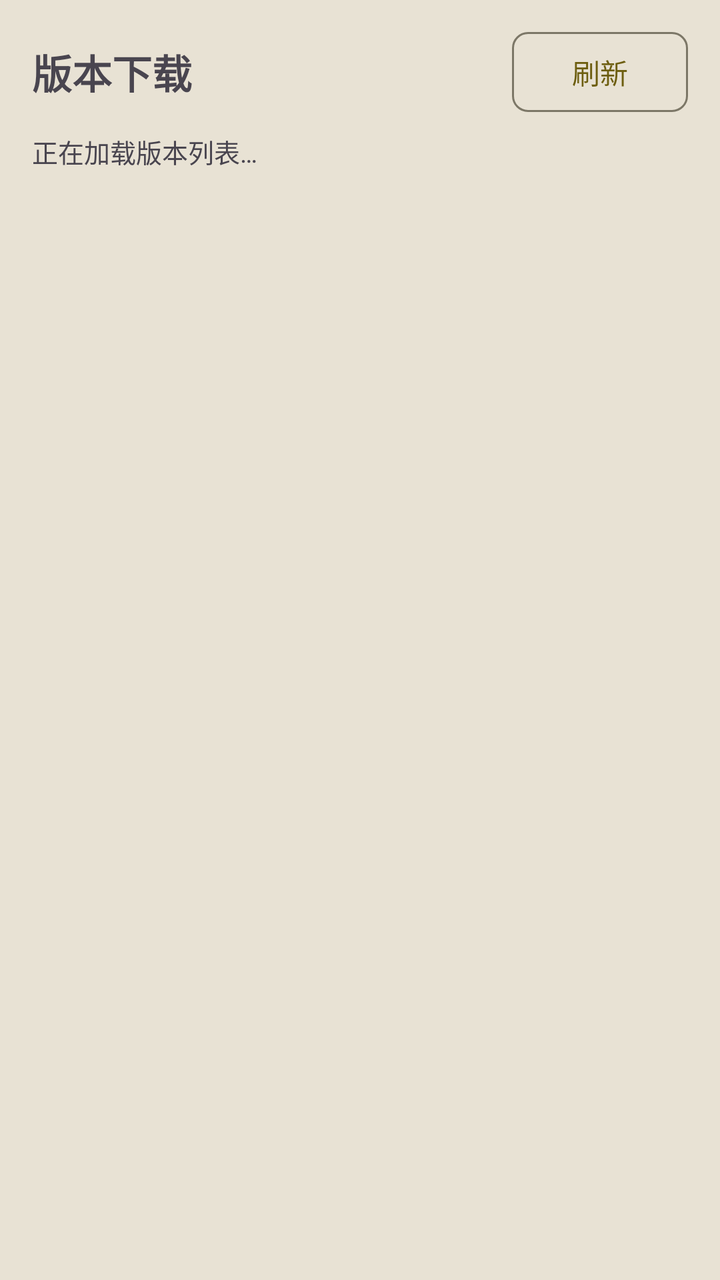
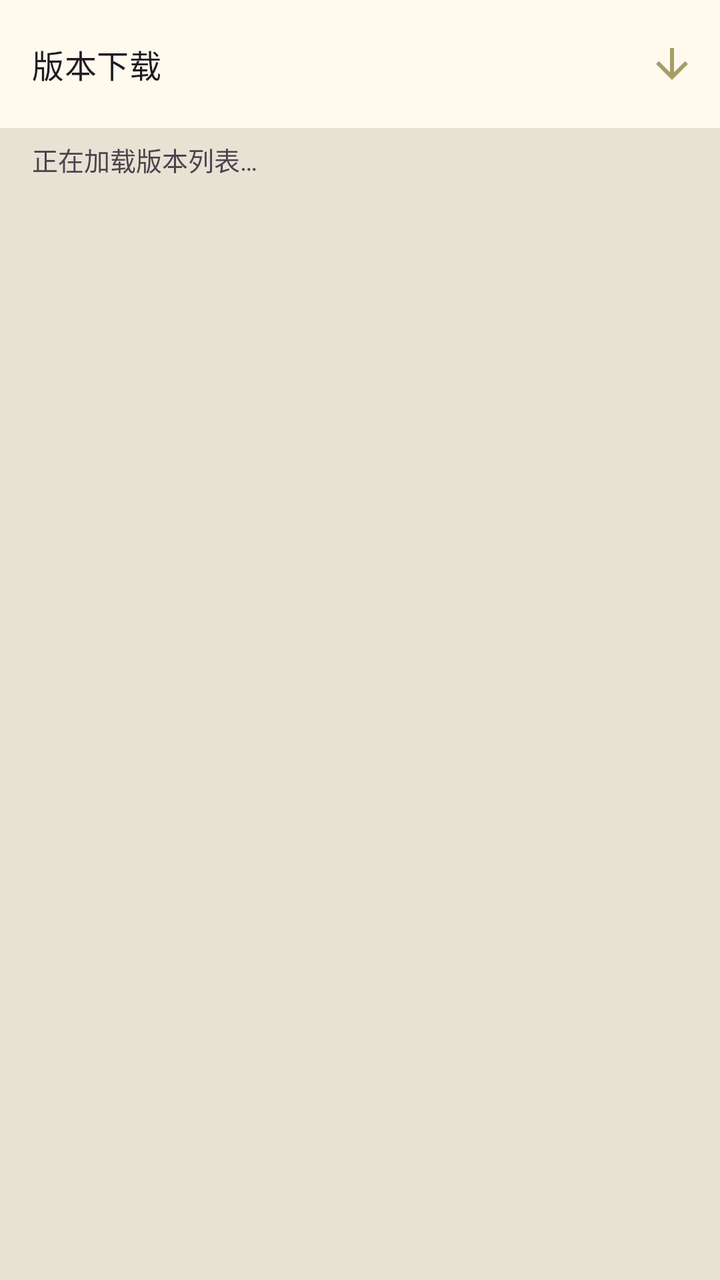

Screens rendered from an Android XML layout before and after an edit, with the pre-edit source and the edit as a unified diff.
<!-- AndroidManifest.xml: application theme AppTheme -->
<!-- res/layout/fragment_download.xml -->
<?xml version="1.0" encoding="utf-8"?>
<LinearLayout xmlns:android="http://schemas.android.com/apk/res/android"
    xmlns:app="http://schemas.android.com/apk/res-auto"
    android:layout_width="match_parent"
    android:layout_height="match_parent"
    android:background="@color/md_theme_surfaceContainerHighest"
    android:orientation="vertical"
    android:paddingStart="16dp"
    android:paddingTop="12dp"
    android:paddingEnd="16dp"
    android:paddingBottom="12dp">

    <LinearLayout
        android:layout_width="match_parent"
        android:layout_height="wrap_content"
        android:gravity="center_vertical"
        android:orientation="horizontal">

        <TextView
            android:layout_width="0dp"
            android:layout_height="wrap_content"
            android:layout_weight="1"
            android:text="@string/download_title"
            android:textSize="20sp"
            android:textStyle="bold" />

        <com.google.android.material.button.MaterialButton
            android:id="@+id/refresh"
            style="?attr/materialButtonOutlinedStyle"
            android:layout_width="wrap_content"
            android:layout_height="wrap_content"
            android:text="@string/download_refresh"
            app:cornerRadius="8dp" />
    </LinearLayout>

    <TextView
        android:id="@+id/status"
        android:layout_width="match_parent"
        android:layout_height="wrap_content"
        android:layout_marginTop="6dp"
        android:layout_marginBottom="6dp"
        android:text="@string/download_loading_versions"
        android:textColor="?android:attr/textColorSecondary"
        android:textSize="13sp" />

    <ListView
        android:id="@+id/version_list"
        android:layout_width="match_parent"
        android:layout_height="0dp"
        android:layout_weight="1"
        android:divider="@null"
        android:dividerHeight="0dp"
        android:scrollbars="vertical" />
</LinearLayout>
<!-- resources referenced by this layout -->
<resources>
  <color name="md_theme_surfaceContainerHighest">#E8E2D4</color>
  <string name="download_loading_versions">正在加载版本列表…</string>
  <string name="download_refresh">刷新</string>
  <string name="download_title">版本下载</string>
  <color name="md_theme_primary">#6D5E0F</color>
  <color name="md_theme_onPrimary">#FFFFFF</color>
  <color name="md_theme_primaryContainer">#F8E287</color>
  <color name="md_theme_onPrimaryContainer">#534600</color>
  <color name="md_theme_secondary">#665E40</color>
  <color name="md_theme_onSecondary">#FFFFFF</color>
  <color name="md_theme_secondaryContainer">#EEE2BC</color>
  <color name="md_theme_onSecondaryContainer">#4E472A</color>
  <color name="md_theme_tertiary">#43664E</color>
  <color name="md_theme_onTertiary">#FFFFFF</color>
  <color name="md_theme_tertiaryContainer">#C5ECCE</color>
  <color name="md_theme_onTertiaryContainer">#2C4E38</color>
  <color name="md_theme_error">#BA1A1A</color>
  <color name="md_theme_onError">#FFFFFF</color>
  <color name="md_theme_errorContainer">#FFDAD6</color>
  <color name="md_theme_onErrorContainer">#93000A</color>
  <color name="md_theme_background">#FFF9EE</color>
  <color name="md_theme_onBackground">#1E1B13</color>
  <color name="md_theme_surface">#FFF9EE</color>
  <color name="md_theme_onSurface">#1E1B13</color>
  <color name="md_theme_surfaceVariant">#EAE2D0</color>
  <color name="md_theme_onSurfaceVariant">#4B4739</color>
  <color name="md_theme_outline">#7C7767</color>
  <color name="md_theme_outlineVariant">#CDC6B4</color>
  <color name="md_theme_inverseSurface">#333027</color>
  <color name="md_theme_inverseOnSurface">#F7F0E2</color>
  <color name="md_theme_inversePrimary">#DBC66E</color>
  <color name="md_theme_primaryFixed">#F8E287</color>
  <color name="md_theme_onPrimaryFixed">#221B00</color>
  <color name="md_theme_primaryFixedDim">#DBC66E</color>
  <color name="md_theme_onPrimaryFixedVariant">#534600</color>
  <color name="md_theme_secondaryFixed">#EEE2BC</color>
  <color name="md_theme_onSecondaryFixed">#211B04</color>
  <color name="md_theme_secondaryFixedDim">#D1C6A1</color>
  <color name="md_theme_onSecondaryFixedVariant">#4E472A</color>
  <color name="md_theme_tertiaryFixed">#C5ECCE</color>
  <color name="md_theme_onTertiaryFixed">#00210F</color>
  <color name="md_theme_tertiaryFixedDim">#A9D0B3</color>
  <color name="md_theme_onTertiaryFixedVariant">#2C4E38</color>
  <color name="md_theme_surfaceDim">#E0D9CC</color>
  <color name="md_theme_surfaceBright">#FFF9EE</color>
  <color name="md_theme_surfaceContainerLowest">#FFFFFF</color>
  <color name="md_theme_surfaceContainerLow">#FAF3E5</color>
  <color name="md_theme_surfaceContainer">#F4EDDF</color>
  <color name="md_theme_surfaceContainerHigh">#EEE8DA</color>
  <!-- unchanged entries left out for length: 1 -->
</resources>

<!-- the commit's change to res/layout/fragment_download.xml (unified diff, before → after) -->
@@ -4,34 +4,16 @@
     android:layout_width="match_parent"
     android:layout_height="match_parent"
     android:background="@color/md_theme_surfaceContainerHighest"
-    android:orientation="vertical"
-    android:paddingStart="16dp"
-    android:paddingTop="12dp"
-    android:paddingEnd="16dp"
-    android:paddingBottom="12dp">
+    android:orientation="vertical">
 
-    <LinearLayout
+    <com.google.android.material.appbar.MaterialToolbar
+        android:id="@+id/toolbar"
         android:layout_width="match_parent"
-        android:layout_height="wrap_content"
-        android:gravity="center_vertical"
-        android:orientation="horizontal">
-
-        <TextView
-            android:layout_width="0dp"
-            android:layout_height="wrap_content"
-            android:layout_weight="1"
-            android:text="@string/download_title"
-            android:textSize="20sp"
-            android:textStyle="bold" />
-
-        <com.google.android.material.button.MaterialButton
-            android:id="@+id/refresh"
-            style="?attr/materialButtonOutlinedStyle"
-            android:layout_width="wrap_content"
-            android:layout_height="wrap_content"
-            android:text="@string/download_refresh"
-            app:cornerRadius="8dp" />
-    </LinearLayout>
+        android:layout_height="?attr/actionBarSize"
+        android:background="?attr/colorSurface"
+        app:menu="@menu/menu_download"
+        app:title="@string/download_title"
+        app:titleTextAppearance="?attr/textAppearanceTitleMedium" />
 
     <TextView
         android:id="@+id/status"
@@ -39,6 +21,8 @@
         android:layout_height="wrap_content"
         android:layout_marginTop="6dp"
         android:layout_marginBottom="6dp"
+        android:paddingStart="16dp"
+        android:paddingEnd="16dp"
         android:text="@string/download_loading_versions"
         android:textColor="?android:attr/textColorSecondary"
         android:textSize="13sp" />
@@ -48,7 +32,9 @@
         android:layout_width="match_parent"
         android:layout_height="0dp"
         android:layout_weight="1"
+        android:clipToPadding="false"
         android:divider="@null"
-        android:dividerHeight="0dp"
+        android:paddingStart="16dp"
+        android:paddingEnd="16dp"
         android:scrollbars="vertical" />
 </LinearLayout>
<!-- resource entries referenced after the edit -->
@@ -2,7 +2,6 @@
 <resources>
   <color name="md_theme_surfaceContainerHighest">#E8E2D4</color>
   <string name="download_loading_versions">正在加载版本列表…</string>
-  <string name="download_refresh">刷新</string>
   <string name="download_title">版本下载</string>
   <color name="md_theme_primary">#6D5E0F</color>
   <color name="md_theme_onPrimary">#FFFFFF</color>
